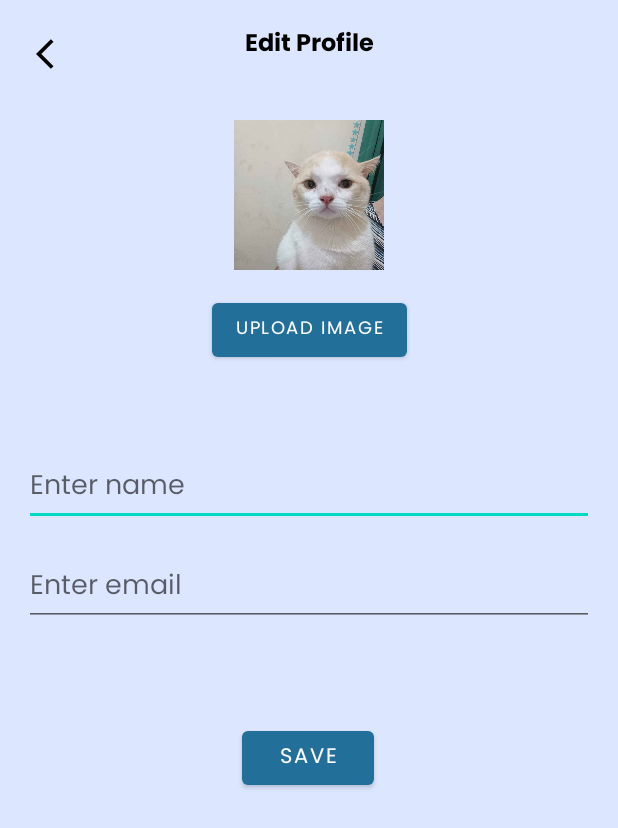
After one commit to SuaraNusa/Mobile-development, an Android app: the EditProfilee screen opened directly, with no data from a screen before it, on a phone screen of 412 x 824 dp. The commit adds this screen. Shown: the top 828 px of the screen. Run offline under Robolectric (Android 15) with nearby library versions, the phone set to English and light mode, and no system bars; network calls fail; pictures from the network do not load.

Commit message:
Merge pull request #12 from SuaraNusa/kato-development
Kato development

```diff
--- a/suarnusa/app/src/main/java/com/example/suaranusa/api/ProfileService.kt
+++ b/suarnusa/app/src/main/java/com/example/suaranusa/api/ProfileService.kt
@@ -5,6 +5,7 @@ import okhttp3.MultipartBody
 import retrofit2.http.Field
 import retrofit2.http.Multipart
 import retrofit2.http.PUT
+import retrofit2.http.Part
 
 interface ProfileService {
     @Multipart
@@ -14,6 +15,6 @@ interface ProfileService {
         @Field("email") email: String,
         @Field("password") password: String,
         @Field("confirmPassword") confirmPassword: String,
-        @Field("profile") file: MultipartBody.Part
+        @Part profile: MultipartBody.Part? = null
     ) : ResponseProfile
 }
--- /dev/null
+++ b/suarnusa/app/src/main/java/com/example/suaranusa/ui/profile/EditProfilee.kt
@@ -0,0 +1,74 @@
+package com.example.suaranusa.ui.profile
+
+import android.app.Activity
+import android.content.Intent
+import android.net.Uri
+import android.os.Bundle
+import android.widget.Button
+import android.widget.EditText
+import android.widget.ImageView
+import android.widget.Toast
+import androidx.activity.enableEdgeToEdge
+import androidx.appcompat.app.AppCompatActivity
+import androidx.core.view.ViewCompat
+import androidx.core.view.WindowInsetsCompat
+import com.example.suaranusa.R
+
+class EditProfilee : AppCompatActivity() {
+    private lateinit var profileImageView: ImageView
+    private lateinit var uploadImageButton: Button
+    private lateinit var editName: EditText
+    private lateinit var editEmail: EditText
+    private lateinit var saveButton: Button
+    private lateinit var backButton: ImageView
+
+    private val pickImageRequestCode = 1001
+    private var selectedImageUri: Uri? = null
+
+    override fun onCreate(savedInstanceState: Bundle?) {
+        super.onCreate(savedInstanceState)
+        supportActionBar?.hide()
+        setContentView(R.layout.activity_edit_profile)
+
+        profileImageView = findViewById(R.id.profileImageView)
+        uploadImageButton = findViewById(R.id.uploadImageButton)
+        editName = findViewById(R.id.editName)
+        editEmail = findViewById(R.id.editEmail)
+        saveButton = findViewById(R.id.saveButton)
+        backButton = findViewById(R.id.backButton)
+
+        backButton.setOnClickListener {
+            finish()
+        }
+
+        uploadImageButton.setOnClickListener {
+            pickImageFromGallery()
+        }
+
+        saveButton.setOnClickListener {
+            val name = editName.text.toString()
+            val email = editEmail.text.toString()
+
+            if (name.isEmpty() || email.isEmpty()) {
+                Toast.makeText(this, "Please fill all fields", Toast.LENGTH_SHORT).show()
+            } else {
+                Toast.makeText(this, "Profile Saved!", Toast.LENGTH_SHORT).show()
+            }
+        }
+    }
+
+    private fun pickImageFromGallery() {
+        val intent = Intent(Intent.ACTION_PICK)
+        intent.type = "image/*"
+        startActivityForResult(intent, pickImageRequestCode)
+    }
+
+    @Deprecated("Deprecated in Java")
+    override fun onActivityResult(requestCode: Int, resultCode: Int, data: Intent?) {
+        super.onActivityResult(requestCode, resultCode, data)
+        if (requestCode == pickImageRequestCode && resultCode == Activity.RESULT_OK) {
+            selectedImageUri = data?.data
+            profileImageView.setImageURI(selectedImageUri)
+        }
+    }
+}
--- a/suarnusa/app/src/main/java/com/example/suaranusa/ui/profile/FavoriteActivity.kt
+++ /dev/null
@@ -1,4 +0,0 @@
-package com.example.suaranusa.ui.profile
-
-class FavoriteActivity {
-}
--- a/suarnusa/app/src/main/res/layout/activity_edit_profile.xml
+++ b/suarnusa/app/src/main/res/layout/activity_edit_profile.xml
@@ -1,9 +1,8 @@
-<androidx.constraintlayout.widget.ConstraintLayout
-    xmlns:android="http://schemas.android.com/apk/res/android"
+<androidx.constraintlayout.widget.ConstraintLayout xmlns:android="http://schemas.android.com/apk/res/android"
     xmlns:app="http://schemas.android.com/apk/res-auto"
     android:layout_width="match_parent"
     android:layout_height="match_parent"
-    android:background="@color/white"
+    android:background="@color/biruterang"
     android:padding="16dp">
 
     <!-- Back Button -->
@@ -11,28 +10,25 @@
         android:id="@+id/backButton"
         android:layout_width="24dp"
         android:layout_height="24dp"
+        android:layout_marginStart="8dp"
+        android:layout_marginTop="8dp"
+        android:contentDescription="Back Button"
         android:src="@drawable/baseline_arrow_back_ios_24"
-        android:contentDescription="Back Button"
         app:layout_constraintStart_toStartOf="parent"
-        app:layout_constraintTop_toTopOf="parent"
-        android:layout_marginTop="8dp"
-        android:layout_marginStart="8dp" />
+        app:layout_constraintTop_toTopOf="parent" />
 
 
-    <!-- Edit Name -->
-
-    <!-- Edit Email -->
     <ImageView
         android:id="@+id/profileImageView"
         android:layout_width="100dp"
         android:layout_height="100dp"
         android:layout_marginTop="32dp"
         android:contentDescription="Profile Image"
+        android:scaleType="centerCrop"
         android:src="@drawable/pp"
-        app:layout_constraintTop_toBottomOf="@id/backButton"
+        app:layout_constraintEnd_toEndOf="parent"
         app:layout_constraintStart_toStartOf="parent"
-        app:layout_constraintEnd_toEndOf="parent"
-        android:scaleType="centerCrop" />
+        app:layout_constraintTop_toBottomOf="@id/backButton" />
 
     <Button
         android:id="@+id/uploadImageButton"
@@ -62,14 +58,13 @@
         android:id="@+id/editEmail"
         android:layout_width="match_parent"
         android:layout_height="wrap_content"
+        android:layout_marginTop="16dp"
         android:hint="Enter email"
         android:inputType="textEmailAddress"
-        app:layout_constraintTop_toBottomOf="@id/editName"
+        app:layout_constraintEnd_toEndOf="parent"
         app:layout_constraintStart_toStartOf="parent"
-        app:layout_constraintEnd_toEndOf="parent"
-        android:layout_marginTop="16dp" />
+        app:layout_constraintTop_toBottomOf="@id/editName" />
 
-    <!-- Save Button -->
     <Button
         android:id="@+id/saveButton"
         android:layout_width="wrap_content"
@@ -81,4 +76,17 @@
         app:layout_constraintStart_toStartOf="parent"
         app:layout_constraintTop_toBottomOf="@id/editEmail" />
 
+    <TextView
+        android:id="@+id/textView"
+        android:layout_width="wrap_content"
+        android:layout_height="wrap_content"
+        android:layout_marginBottom="28dp"
+        android:fontFamily="@font/poppins_bold"
+        android:text="Edit Profile"
+        android:textSize="16sp"
+        app:layout_constraintEnd_toEndOf="parent"
+        app:layout_constraintHorizontal_bias="0.5"
+        app:layout_constraintStart_toStartOf="parent"
+        app:layout_constraintTop_toTopOf="parent" />
+
 </androidx.constraintlayout.widget.ConstraintLayout>
--- a/suarnusa/app/src/main/res/layout/fragment_profile.xml
+++ b/suarnusa/app/src/main/res/layout/activity_profile.xml
@@ -6,7 +6,7 @@
     android:layout_height="match_parent"
     android:background="@color/biruterang"
     android:padding="16dp"
-    tools:context=".ui.profile.ProfileFragment">
+    tools:context=".ui.profile.ProfileActivity">
 
     <!-- Back Button -->
     <ImageView
@@ -41,6 +41,7 @@
         android:layout_marginTop="8dp"
         android:src="@drawable/baseline_edit_square_24"
         android:contentDescription="Edit Profile"
+        android:alpha="0.5"
         app:layout_constraintTop_toBottomOf="@id/profileImageView"
         app:layout_constraintEnd_toEndOf="@id/profileImageView" />
 
```
Also changed, not shown: suarnusa/app/src/main/AndroidManifest.xml (+15 -6 lines), suarnusa/app/src/main/java/com/example/suaranusa/repository/ProfileRepository.kt (+30 -19 lines), suarnusa/app/src/main/java/com/example/suaranusa/ui/profile/BlankFragment.kt (+7 -9 lines), suarnusa/app/src/main/java/com/example/suaranusa/ui/profile/BlankViewModel.kt (+19 -19 lines), suarnusa/app/src/main/java/com/example/suaranusa/ui/profile/EditProfileFragment.kt (deleted, +0 -17 lines), suarnusa/app/src/main/java/com/example/suaranusa/ui/profile/FavActivity.kt (added, +20 -0 lines), suarnusa/app/src/main/java/com/example/suaranusa/ui/profile/ProfileActivity.kt (added, +40 -0 lines), suarnusa/app/src/main/java/com/example/suaranusa/ui/profile/ProfileFragment.kt (deleted, +0 -51 lines), suarnusa/app/src/main/res/layout/activity_favorite.xml (+16 -11 lines).
